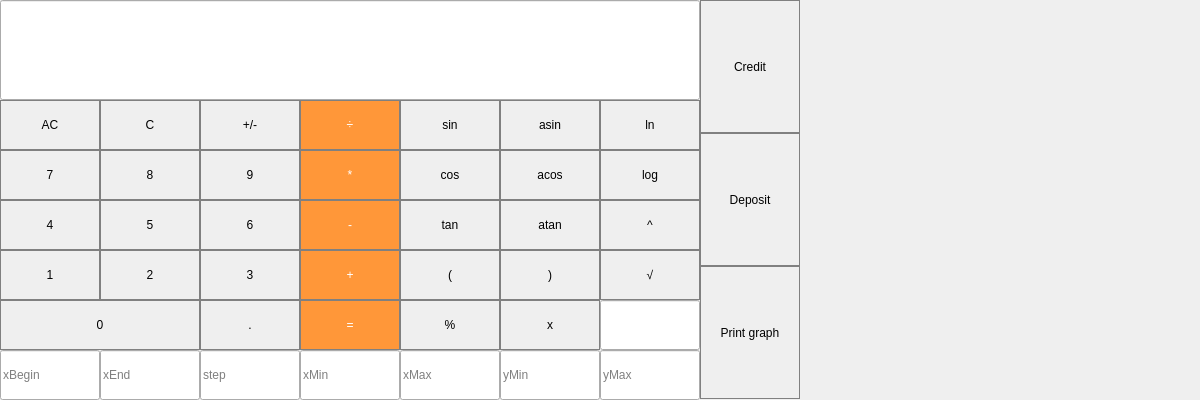
Qt form src/SmartCalc_v2_0/view.ui (leannann/SmartCalc-v2.0) before a commit.
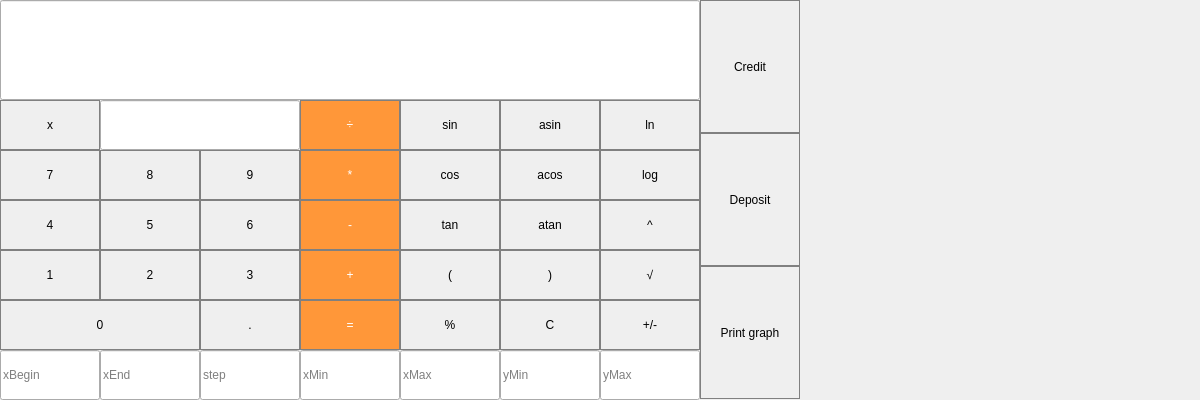
The same form after that commit. Custom widgets are drawn as their Qt base class.

```diff
--- a/src/SmartCalc_v2_0/view.ui
+++ b/src/SmartCalc_v2_0/view.ui
@@ -35,33 +35,11 @@
      <string/>
     </property>
    </widget>
-   <widget class="QPushButton" name="pushButton_AC">
-    <property name="geometry">
-     <rect>
-      <x>0</x>
-      <y>100</y>
-      <width>100</width>
-      <height>50</height>
-     </rect>
-    </property>
-    <property name="styleSheet">
-     <string notr="true">QPushButton{
-border: 1px solid gray;
-}
-QPushButton:pressed{
-background-color: qlineargradient(x1: 0, y1: 0, x2: 0, y2: 1, stop: 0 #BEBEBE, stop: 1 #D7D7D7);
-}
-</string>
-    </property>
-    <property name="text">
-     <string>AC</string>
-    </property>
-   </widget>
    <widget class="QPushButton" name="pushButton_C">
     <property name="geometry">
      <rect>
-      <x>100</x>
-      <y>100</y>
+      <x>500</x>
+      <y>300</y>
       <width>100</width>
       <height>50</height>
      </rect>
@@ -82,8 +60,8 @@
    <widget class="QPushButton" name="pushButton_sign">
     <property name="geometry">
      <rect>
-      <x>200</x>
-      <y>100</y>
+      <x>600</x>
+      <y>300</y>
       <width>100</width>
       <height>50</height>
      </rect>
@@ -657,8 +635,8 @@
    <widget class="QPushButton" name="pushButton_const">
     <property name="geometry">
      <rect>
-      <x>500</x>
-      <y>300</y>
+      <x>0</x>
+      <y>100</y>
       <width>100</width>
       <height>50</height>
      </rect>
@@ -936,9 +914,9 @@
    <widget class="QLineEdit" name="lineEdit_value">
     <property name="geometry">
      <rect>
-      <x>600</x>
-      <y>300</y>
-      <width>100</width>
+      <x>100</x>
+      <y>100</y>
+      <width>200</width>
       <height>50</height>
      </rect>
     </property>
```
Left out of the diff: 3 changed lines with no effect on the pictures.
